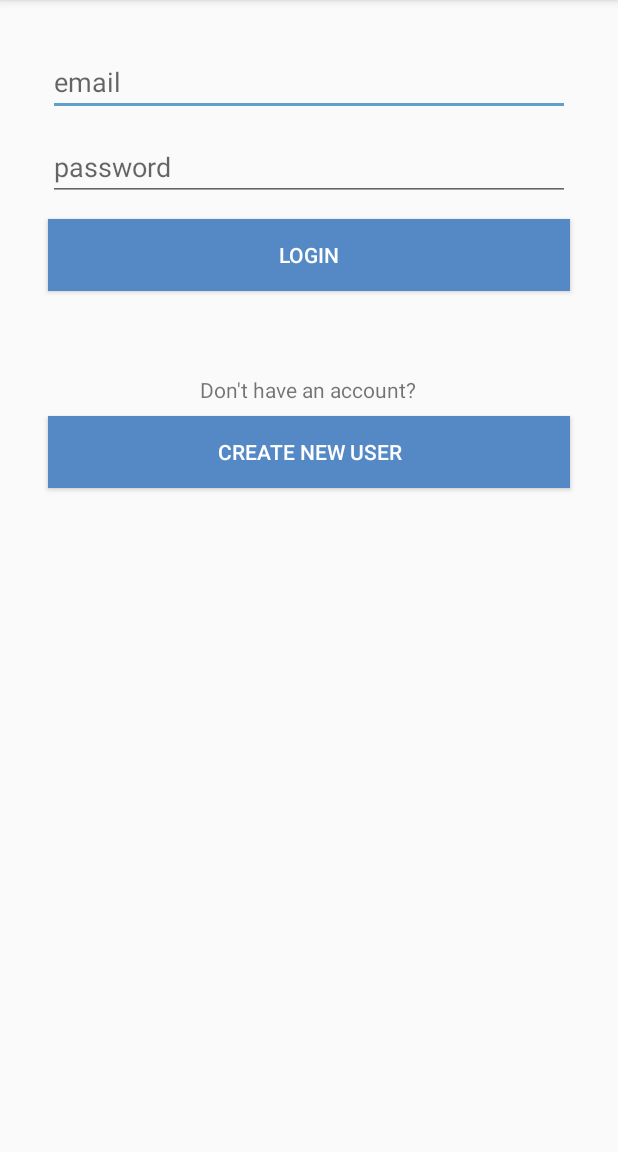
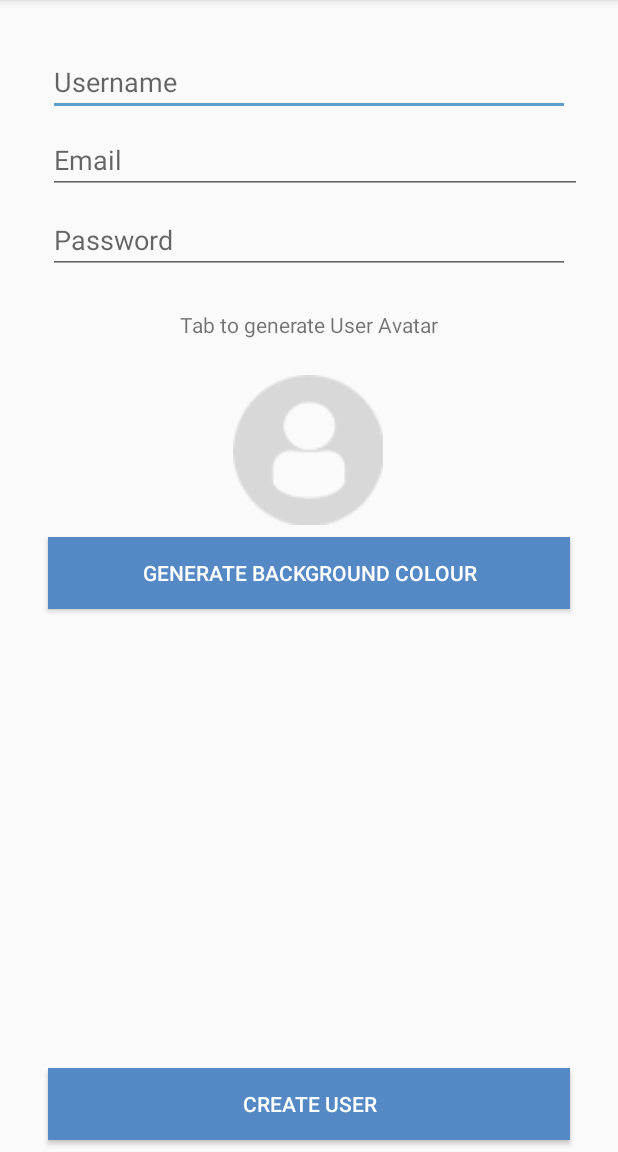
Before and after one commit to SanJSp/SlackCloneApp, an Android app: the LoginActivity screen opened directly, with no data from a screen before it, after a tap on "CREATE NEW USER", on a phone screen of 412 x 824 dp, the part 84-1236 px from its top. Run offline under Robolectric (Android 15) with nearby library versions, the phone set to English and light mode, and no system bars.

Commit message:
Added create User UI

```diff
--- a/app/src/main/AndroidManifest.xml
+++ b/app/src/main/AndroidManifest.xml
@@ -9,6 +9,8 @@
             android:roundIcon="@mipmap/ic_launcher"
             android:supportsRtl="true"
             android:theme="@style/AppTheme">
+        <activity android:name=".CreateUserActivity">
+        </activity>
         <activity android:name=".LoginActivity">
         </activity>
         <activity
--- /dev/null
+++ b/app/src/main/java/com/example/smack/CreateUserActivity.kt
@@ -0,0 +1,25 @@
+package com.example.smack
+
+import android.support.v7.app.AppCompatActivity
+import android.os.Bundle
+import android.view.View
+
+class CreateUserActivity : AppCompatActivity() {
+
+    override fun onCreate(savedInstanceState: Bundle?) {
+        super.onCreate(savedInstanceState)
+        setContentView(R.layout.activity_create_user)
+    }
+
+    fun generateUserAvatar(view: View){
+
+    }
+
+    fun generateBackgroundColorBtnClicked (view: View) {
+
+    }
+
+    fun createUserClicked (view: View) {
+
+    }
+}
--- a/app/src/main/java/com/example/smack/LoginActivity.kt
+++ b/app/src/main/java/com/example/smack/LoginActivity.kt
@@ -1,5 +1,6 @@
 package com.example.smack
 
+import android.content.Intent
 import android.support.v7.app.AppCompatActivity
 import android.os.Bundle
 import android.view.View
@@ -12,6 +13,8 @@ class LoginActivity : AppCompatActivity() {
     }
 
     fun loginCreateUserBtnClicked (view: View){
+        val createUserIntent = Intent(this, CreateUserActivity::class.java)
+        startActivity(createUserIntent)
 
     }
 
--- /dev/null
+++ b/app/src/main/res/layout/activity_create_user.xml
@@ -0,0 +1,73 @@
+<?xml version="1.0" encoding="utf-8"?>
+<android.support.constraint.ConstraintLayout
+        xmlns:android="http://schemas.android.com/apk/res/android"
+        xmlns:tools="http://schemas.android.com/tools"
+        xmlns:app="http://schemas.android.com/apk/res-auto"
+        android:layout_width="match_parent"
+        android:layout_height="match_parent"
+        tools:context=".CreateUserActivity">
+
+    <EditText
+            android:layout_width="0dp"
+            android:layout_height="wrap_content"
+            android:inputType="textPersonName"
+            android:ems="10"
+            android:id="@+id/createUserNametxt" android:layout_marginTop="32dp"
+            app:layout_constraintTop_toTopOf="parent" app:layout_constraintStart_toStartOf="parent"
+            app:layout_constraintHorizontal_bias="0.5" app:layout_constraintEnd_toEndOf="parent"
+            android:hint="Username" android:layout_marginEnd="32dp" android:layout_marginStart="32dp"
+            android:textColor="@android:color/darker_gray"/>
+    <EditText
+            android:layout_width="0dp"
+            android:layout_height="44dp"
+            android:inputType="textPersonName"
+            android:ems="10"
+            android:id="@+id/createEmailTxt" android:layout_marginTop="8dp"
+            app:layout_constraintTop_toBottomOf="@+id/createUserNametxt" app:layout_constraintStart_toStartOf="parent"
+            app:layout_constraintHorizontal_bias="0.5" app:layout_constraintEnd_toEndOf="parent" android:hint="Email"
+            android:layout_marginEnd="24dp" android:layout_marginStart="32dp"
+            android:textColor="@android:color/darker_gray"/>
+    <EditText
+            android:layout_width="0dp"
+            android:layout_height="wrap_content"
+            android:inputType="textPassword"
+            android:ems="10"
+            android:id="@+id/createPasswordTxt" android:layout_marginTop="8dp"
+            app:layout_constraintTop_toBottomOf="@+id/createEmailTxt" app:layout_constraintStart_toStartOf="parent"
+            app:layout_constraintHorizontal_bias="0.5" app:layout_constraintEnd_toEndOf="parent"
+            android:hint="Password" android:layout_marginEnd="32dp" android:layout_marginStart="32dp"
+            android:textColor="@android:color/darker_gray"/>
+    <TextView
+            android:text="Tab to generate User Avatar"
+            android:layout_width="wrap_content"
+            android:layout_height="wrap_content"
+            android:id="@+id/textView2" android:layout_marginTop="24dp"
+            app:layout_constraintTop_toBottomOf="@+id/createPasswordTxt" app:layout_constraintStart_toStartOf="parent"
+            app:layout_constraintHorizontal_bias="0.5" app:layout_constraintEnd_toEndOf="parent"/>
+    <ImageView
+            android:layout_width="100dp"
+            android:layout_height="100dp" app:srcCompat="@drawable/profiledefault"
+            android:id="@+id/createAvatarImageView" android:layout_marginTop="24dp"
+            app:layout_constraintTop_toBottomOf="@+id/textView2" app:layout_constraintStart_toStartOf="parent"
+            app:layout_constraintHorizontal_bias="0.498" app:layout_constraintEnd_toEndOf="parent"
+            android:onClick="generateUserAvatar"/>
+    <Button
+            android:text="Generate Background Colour"
+            android:layout_width="0dp"
+            android:layout_height="wrap_content"
+            android:id="@+id/backgroundColorBtn" android:layout_marginTop="8dp"
+            app:layout_constraintTop_toBottomOf="@+id/createAvatarImageView"
+            app:layout_constraintStart_toStartOf="parent"
+            app:layout_constraintHorizontal_bias="0.5" app:layout_constraintEnd_toEndOf="parent"
+            android:layout_marginEnd="32dp" android:layout_marginStart="32dp" android:background="@color/colorPrimary"
+            android:textColor="@android:color/white" android:onClick="generateBackgroundColorBtnClicked"/>
+    <Button
+            android:text="Create User"
+            android:layout_width="0dp"
+            android:layout_height="wrap_content"
+            android:id="@+id/createUserBtn" app:layout_constraintStart_toStartOf="parent"
+            app:layout_constraintHorizontal_bias="0.5" app:layout_constraintEnd_toEndOf="parent"
+            android:layout_marginBottom="8dp" app:layout_constraintBottom_toBottomOf="parent"
+            android:layout_marginEnd="32dp" android:layout_marginStart="32dp" android:background="@color/colorPrimary"
+            android:textColor="@android:color/white" android:onClick="createUserClicked"/>
+</android.support.constraint.ConstraintLayout>
```
